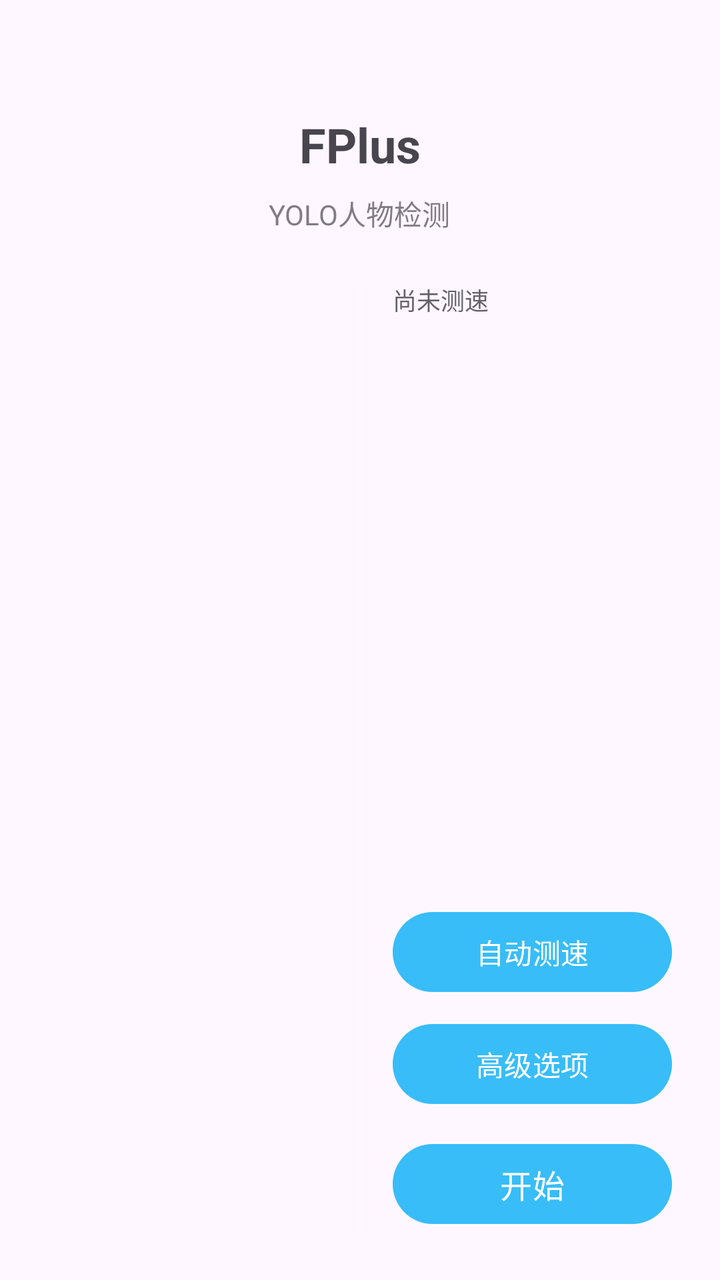
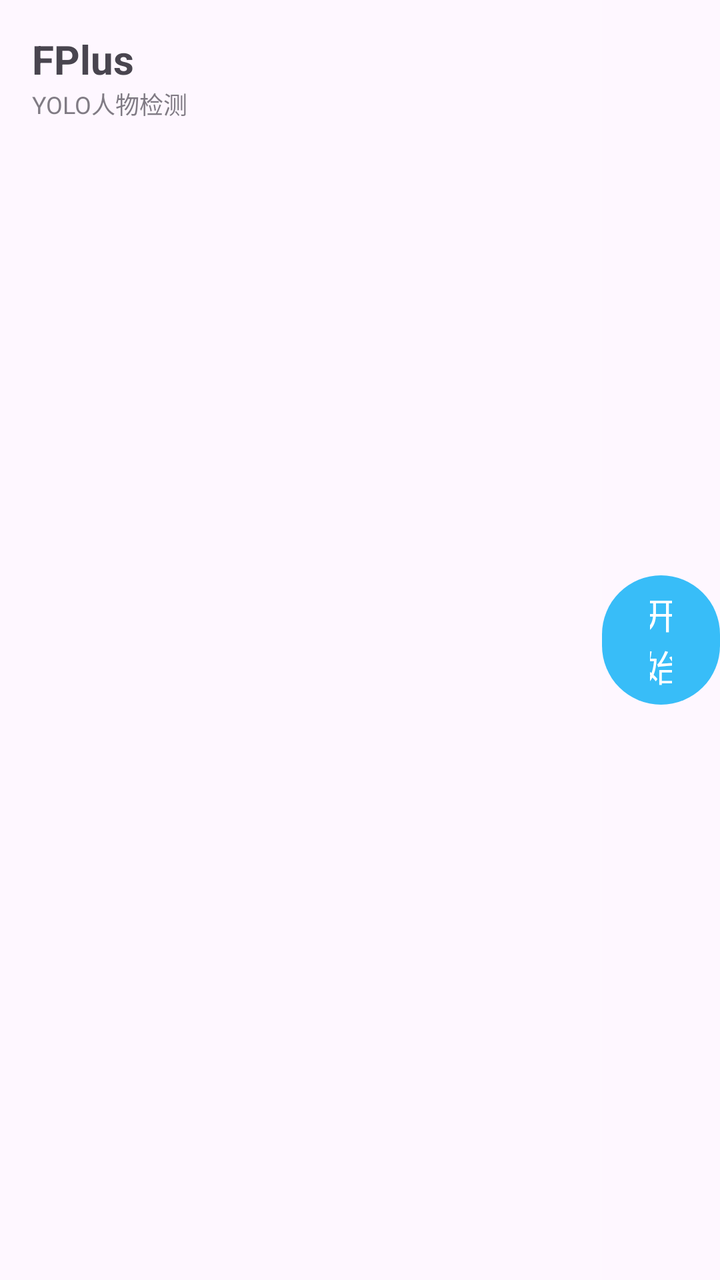

An Android layout rendered at two revisions. The XML below is the earlier revision; the diff shows what the commit changed to produce the second picture.
<!-- AndroidManifest.xml: application theme Theme.FPlus -->
<!-- res/layout/activity_main.xml -->
<?xml version="1.0" encoding="utf-8"?>
<LinearLayout xmlns:android="http://schemas.android.com/apk/res/android"
    android:layout_width="match_parent"
    android:layout_height="match_parent"
    android:orientation="vertical"
    android:padding="24dp">

    <TextView
        android:id="@+id/text_title"
        android:layout_width="wrap_content"
        android:layout_height="wrap_content"
        android:layout_gravity="center_horizontal"
        android:layout_marginTop="32dp"
        android:text="@string/title_main"
        android:textSize="24sp"
        android:textStyle="bold" />

    <TextView
        android:id="@+id/text_subtitle"
        android:layout_width="wrap_content"
        android:layout_height="wrap_content"
        android:layout_gravity="center_horizontal"
        android:layout_marginTop="8dp"
        android:alpha="0.7"
        android:text="@string/subtitle_main"
        android:textSize="14sp" />

    <LinearLayout
        android:layout_width="match_parent"
        android:layout_height="0dp"
        android:layout_weight="1"
        android:layout_marginTop="24dp"
        android:orientation="horizontal">

        
        <ExpandableListView
            android:id="@+id/expandable_settings"
            android:layout_width="0dp"
            android:layout_height="match_parent"
            android:layout_weight="1"
            android:paddingEnd="16dp"
            android:divider="#1AFFFFFF"
            android:dividerHeight="1dp"
            android:listSelector="@android:color/transparent"
            android:fastScrollEnabled="false" />

        
        <View
            android:layout_width="1dp"
            android:layout_height="match_parent"
            android:background="#1AFFFFFF" />

        
        <LinearLayout
            android:layout_width="0dp"
            android:layout_height="match_parent"
            android:layout_weight="1"
            android:orientation="vertical"
            android:paddingStart="16dp">

            <ScrollView
                android:layout_width="match_parent"
                android:layout_height="0dp"
                android:layout_weight="1">

                <TextView
                    android:id="@+id/benchmark_result"
                    android:layout_width="match_parent"
                    android:layout_height="wrap_content"
                    android:alpha="0.85"
                    android:text="@string/benchmark_placeholder"
                    android:textSize="12sp" />
            </ScrollView>

            <Button
                android:id="@+id/btn_benchmark"
                android:layout_width="match_parent"
                android:layout_height="wrap_content"
                android:layout_marginTop="12dp"
                android:text="@string/btn_benchmark"
                android:textSize="14sp" />

            <Button
                android:id="@+id/btn_advanced"
                android:layout_width="match_parent"
                android:layout_height="wrap_content"
                android:layout_marginTop="8dp"
                android:text="@string/btn_advanced"
                android:textSize="14sp" />

            <Button
                android:id="@+id/btn_start"
                android:layout_width="match_parent"
                android:layout_height="wrap_content"
                android:layout_marginTop="12dp"
                android:text="@string/btn_start"
                android:textSize="16sp" />
        </LinearLayout>
    </LinearLayout>

</LinearLayout>
<!-- resources referenced by this layout -->
<resources>
  <string name="benchmark_placeholder">尚未测速</string>
  <string name="btn_advanced">高级选项</string>
  <string name="btn_benchmark">自动测速</string>
  <string name="btn_start">开始</string>
  <string name="subtitle_main">YOLO人物检测</string>
  <string name="title_main">FPlus</string>
  <style name="Theme.FPlus" parent="Base.Theme.FPlus" />
  <style name="Base.Theme.FPlus" parent="Theme.Material3.DayNight.NoActionBar">
          <item name="colorPrimary">@color/accent</item>
  
          
          <item name="shapeAppearanceCornerExtraSmall">@style/ShapeAppearance.FPlus.NoCorner</item>
          <item name="shapeAppearanceCornerSmall">@style/ShapeAppearance.FPlus.NoCorner</item>
          <item name="shapeAppearanceCornerMedium">@style/ShapeAppearance.FPlus.NoCorner</item>
          <item name="shapeAppearanceCornerLarge">@style/ShapeAppearance.FPlus.NoCorner</item>
          <item name="shapeAppearanceCornerExtraLarge">@style/ShapeAppearance.FPlus.NoCorner</item>
      </style>
  <color name="accent">#38BDF8</color>
  <style name="ShapeAppearance.FPlus.NoCorner" parent="ShapeAppearance.Material3.Corner.Small">
          <item name="cornerFamily">rounded</item>
          <item name="cornerSize">0dp</item>
      </style>
</resources>

<!-- the commit's change to res/layout/activity_main.xml (unified diff, before → after) -->
@@ -2,100 +2,66 @@
 <LinearLayout xmlns:android="http://schemas.android.com/apk/res/android"
     android:layout_width="match_parent"
     android:layout_height="match_parent"
-    android:orientation="vertical"
-    android:padding="24dp">
+    android:orientation="horizontal">
 
-    <TextView
-        android:id="@+id/text_title"
-        android:layout_width="wrap_content"
-        android:layout_height="wrap_content"
-        android:layout_gravity="center_horizontal"
-        android:layout_marginTop="32dp"
-        android:text="@string/title_main"
-        android:textSize="24sp"
-        android:textStyle="bold" />
+    
+    <LinearLayout
+        android:layout_width="300dp"
+        android:layout_height="match_parent"
+        android:orientation="vertical">
 
-    <TextView
-        android:id="@+id/text_subtitle"
-        android:layout_width="wrap_content"
-        android:layout_height="wrap_content"
-        android:layout_gravity="center_horizontal"
-        android:layout_marginTop="8dp"
-        android:alpha="0.7"
-        android:text="@string/subtitle_main"
-        android:textSize="14sp" />
+        <TextView
+            android:id="@+id/text_title"
+            android:layout_width="match_parent"
+            android:layout_height="wrap_content"
+            android:paddingStart="16dp"
+            android:paddingTop="16dp"
+            android:paddingEnd="16dp"
+            android:text="@string/title_main"
+            android:textSize="20sp"
+            android:textStyle="bold" />
 
-    <LinearLayout
-        android:layout_width="match_parent"
-        android:layout_height="0dp"
-        android:layout_weight="1"
-        android:layout_marginTop="24dp"
-        android:orientation="horizontal">
+        <TextView
+            android:id="@+id/text_subtitle"
+            android:layout_width="match_parent"
+            android:layout_height="wrap_content"
+            android:paddingStart="16dp"
+            android:paddingEnd="16dp"
+            android:paddingBottom="8dp"
+            android:alpha="0.7"
+            android:text="@string/subtitle_main"
+            android:textSize="12sp" />
 
-        
-        <ExpandableListView
-            android:id="@+id/expandable_settings"
-            android:layout_width="0dp"
-            android:layout_height="match_parent"
+        <ListView
+            android:id="@+id/nav_list"
+            android:layout_width="match_parent"
+            android:layout_height="0dp"
             android:layout_weight="1"
-            android:paddingEnd="16dp"
             android:divider="#1AFFFFFF"
             android:dividerHeight="1dp"
-            android:listSelector="@android:color/transparent"
-            android:fastScrollEnabled="false" />
-
-        
-        <View
-            android:layout_width="1dp"
-            android:layout_height="match_parent"
-            android:background="#1AFFFFFF" />
-
-        
-        <LinearLayout
-            android:layout_width="0dp"
-            android:layout_height="match_parent"
-            android:layout_weight="1"
-            android:orientation="vertical"
-            android:paddingStart="16dp">
-
-            <ScrollView
-                android:layout_width="match_parent"
-                android:layout_height="0dp"
-                android:layout_weight="1">
-
-                <TextView
-                    android:id="@+id/benchmark_result"
-                    android:layout_width="match_parent"
-                    android:layout_height="wrap_content"
-                    android:alpha="0.85"
-                    android:text="@string/benchmark_placeholder"
-                    android:textSize="12sp" />
-            </ScrollView>
-
-            <Button
-                android:id="@+id/btn_benchmark"
-                android:layout_width="match_parent"
-                android:layout_height="wrap_content"
-                android:layout_marginTop="12dp"
-                android:text="@string/btn_benchmark"
-                android:textSize="14sp" />
-
-            <Button
-                android:id="@+id/btn_advanced"
-                android:layout_width="match_parent"
-                android:layout_height="wrap_content"
-                android:layout_marginTop="8dp"
-                android:text="@string/btn_advanced"
-                android:textSize="14sp" />
-
-            <Button
-                android:id="@+id/btn_start"
-                android:layout_width="match_parent"
-                android:layout_height="wrap_content"
-                android:layout_marginTop="12dp"
-                android:text="@string/btn_start"
-                android:textSize="16sp" />
-        </LinearLayout>
+            android:listSelector="@android:color/transparent" />
     </LinearLayout>
 
+    
+    <View
+        android:layout_width="1dp"
+        android:layout_height="match_parent"
+        android:background="#1AFFFFFF" />
+
+    
+    <FrameLayout
+        android:layout_width="0dp"
+        android:layout_height="match_parent"
+        android:layout_weight="1">
+
+        <Button
+            android:id="@+id/btn_start"
+            android:layout_width="wrap_content"
+            android:layout_height="wrap_content"
+            android:layout_gravity="center"
+            android:minWidth="200dp"
+            android:text="@string/btn_start"
+            android:textSize="18sp" />
+    </FrameLayout>
+
 </LinearLayout>
<!-- resource entries referenced after the edit -->
@@ -1,8 +1,5 @@
 <!-- resources referenced by this layout -->
 <resources>
-  <string name="benchmark_placeholder">尚未测速</string>
-  <string name="btn_advanced">高级选项</string>
-  <string name="btn_benchmark">自动测速</string>
   <string name="btn_start">开始</string>
   <string name="subtitle_main">YOLO人物检测</string>
   <string name="title_main">FPlus</string>
